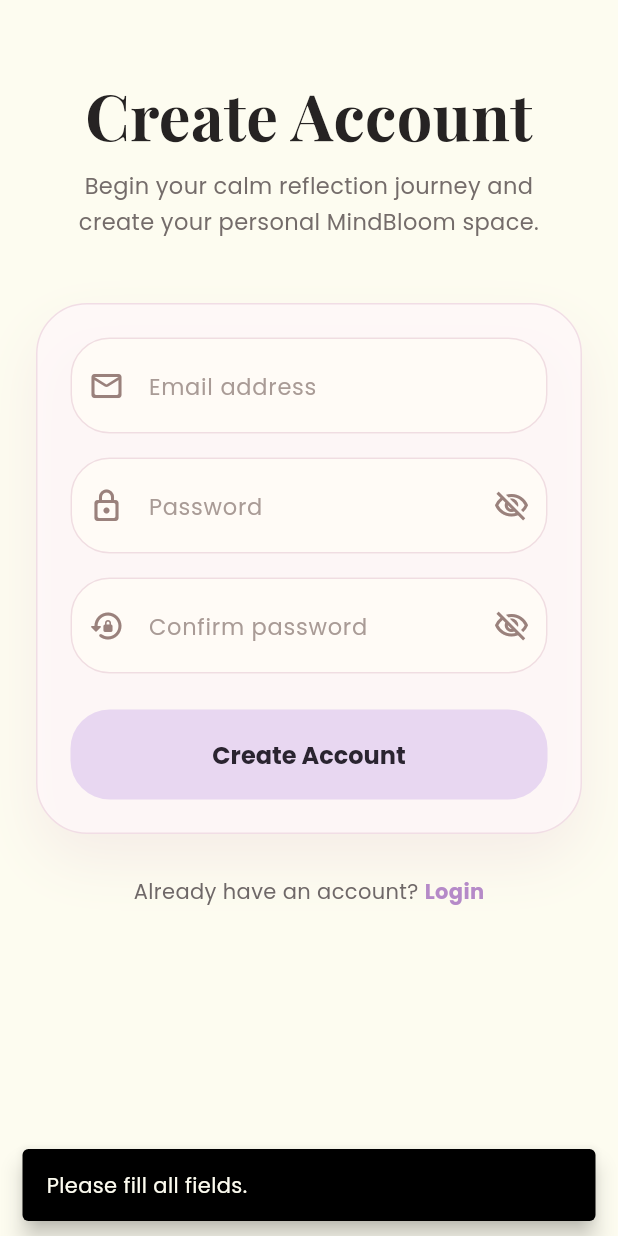
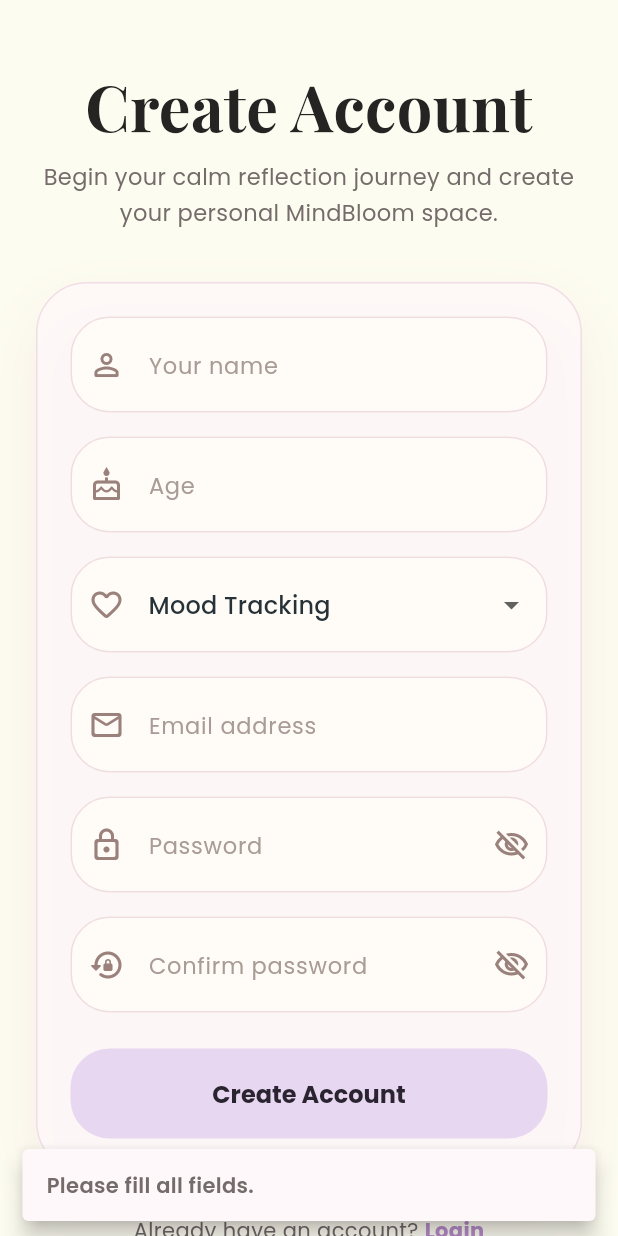
Before and after one commit to aryalsadikshya/mood_tracker, a Flutter app: the SignupScreen screen opened directly, after a tap on "Create Account", on a phone screen of 412 x 824 dp. Run offline on Flutter 3.47's test engine with Material 3 defaults, Android fonts, the light colour scheme and no system bars; our stand-ins replace cloud_firestore, firebase_auth, firebase_core, fl_chart, flutter_local_notifications, flutter_timezone and 5 more; accounts and stored records are empty.

Commit message:
Redesign signup screen with additional user profile fields

```diff
--- a/lib/features/auth/screen/signup_screen.dart
+++ b/lib/features/auth/screen/signup_screen.dart
@@ -1,8 +1,9 @@
+import 'package:cloud_firestore/cloud_firestore.dart';
+import 'package:firebase_auth/firebase_auth.dart';
 import 'package:flutter/material.dart';
 import 'package:google_fonts/google_fonts.dart';
+
 import '../../navigation/main_navigation.dart';
-import '../services/auth_service.dart';
-
 
 class SignupScreen extends StatefulWidget {
   const SignupScreen({super.key});
@@ -12,16 +13,30 @@
 }
 
 class _SignupScreenState extends State<SignupScreen> {
+  final nameController = TextEditingController();
+  final ageController = TextEditingController();
   final emailController = TextEditingController();
   final passwordController = TextEditingController();
   final confirmPasswordController = TextEditingController();
+
+  String selectedFocus = "Mood Tracking";
 
   bool obscurePassword = true;
   bool obscureConfirmPassword = true;
   bool isLoading = false;
 
+  final List<String> focusOptions = [
+    "Mood Tracking",
+    "Journaling",
+    "Stress Relief",
+    "Healthy Habits",
+    "Self Reflection",
+  ];
+
   @override
   void dispose() {
+    nameController.dispose();
+    ageController.dispose();
     emailController.dispose();
     passwordController.dispose();
     confirmPasswordController.dispose();
@@ -58,13 +73,42 @@
     );
   }
 
+  void showMessage(String message) {
+    ScaffoldMessenger.of(context).showSnackBar(
+      SnackBar(
+        behavior: SnackBarBehavior.floating,
+        backgroundColor: const Color(0xFFFFF8FA),
+        content: Text(
+          message,
+          style: GoogleFonts.poppins(
+            color: const Color(0xFF746C6A),
+            fontWeight: FontWeight.w600,
+          ),
+        ),
+      ),
+    );
+  }
+
   Future<void> signup() async {
+    final name = nameController.text.trim();
+    final ageText = ageController.text.trim();
     final email = emailController.text.trim();
     final password = passwordController.text.trim();
     final confirmPassword = confirmPasswordController.text.trim();
 
-    if (email.isEmpty || password.isEmpty || confirmPassword.isEmpty) {
+    if (name.isEmpty ||
+        ageText.isEmpty ||
+        email.isEmpty ||
+        password.isEmpty ||
+        confirmPassword.isEmpty) {
       showMessage("Please fill all fields.");
+      return;
+    }
+
+    final age = int.tryParse(ageText);
+
+    if (age == null || age < 13 || age > 100) {
+      showMessage("Please enter a valid age.");
       return;
     }
 
@@ -83,10 +127,24 @@
     });
 
     try {
-      await AuthService().signUp(
+      final credential =
+      await FirebaseAuth.instance.createUserWithEmailAndPassword(
         email: email,
         password: password,
       );
+
+      final uid = credential.user!.uid;
+
+      await FirebaseFirestore.instance.collection("users").doc(uid).set({
+        "uid": uid,
+        "name": name,
+        "age": age,
+        "email": email,
+        "wellnessFocus": selectedFocus,
+        "createdAt": Timestamp.fromDate(DateTime.now()),
+      });
+
+      await credential.user!.updateDisplayName(name);
 
       if (!mounted) return;
 
@@ -122,15 +180,6 @@
     }
   }
 
-  void showMessage(String message) {
-    ScaffoldMessenger.of(context).showSnackBar(
-      SnackBar(
-        behavior: SnackBarBehavior.floating,
-        content: Text(message),
-      ),
-    );
-  }
-
   @override
   Widget build(BuildContext context) {
     return Scaffold(
@@ -138,14 +187,9 @@
       body: SafeArea(
         child: SingleChildScrollView(
           padding: const EdgeInsets.symmetric(horizontal: 24),
-          child: ConstrainedBox(
-            constraints: BoxConstraints(
-              minHeight: MediaQuery.of(context).size.height -
-                  MediaQuery.of(context).padding.top,
-            ),
           child: Column(
             children: [
-                const SizedBox(height: 54),
+              const SizedBox(height: 48),
 
               Text(
                 "Create Account",
@@ -160,9 +204,7 @@
 
               const SizedBox(height: 14),
 
-                Padding(
-                  padding: const EdgeInsets.symmetric(horizontal: 14),
-                  child: Text(
+              Text(
                 "Begin your calm reflection journey and create your personal MindBloom space.",
                 textAlign: TextAlign.center,
                 style: GoogleFonts.poppins(
@@ -171,18 +213,15 @@
                   color: const Color(0xFF746C6A),
                 ),
               ),
-                ),
 
-                const SizedBox(height: 42),
+              const SizedBox(height: 34),
 
               Container(
                 padding: const EdgeInsets.all(22),
                 decoration: BoxDecoration(
                   color: const Color(0xFFFFF8FA).withOpacity(0.78),
                   borderRadius: BorderRadius.circular(34),
-                    border: Border.all(
-                      color: const Color(0xFFF1DDE5),
-                    ),
+                  border: Border.all(color: const Color(0xFFF1DDE5)),
                   boxShadow: [
                     BoxShadow(
                       color: const Color(0xFFDAB8C8).withOpacity(0.22),
@@ -193,6 +232,54 @@
                 ),
                 child: Column(
                   children: [
+                    TextField(
+                      controller: nameController,
+                      decoration: inputDecoration(
+                        hint: "Your name",
+                        icon: Icons.person_outline_rounded,
+                      ),
+                    ),
+
+                    const SizedBox(height: 16),
+
+                    TextField(
+                      controller: ageController,
+                      keyboardType: TextInputType.number,
+                      decoration: inputDecoration(
+                        hint: "Age",
+                        icon: Icons.cake_outlined,
+                      ),
+                    ),
+
+                    const SizedBox(height: 16),
+
+                    DropdownButtonFormField<String>(
+                      value: selectedFocus,
+                      decoration: inputDecoration(
+                        hint: "Wellness focus",
+                        icon: Icons.favorite_border_rounded,
+                      ),
+                      dropdownColor: const Color(0xFFFFFBF6),
+                      items: focusOptions.map((focus) {
+                        return DropdownMenuItem(
+                          value: focus,
+                          child: Text(
+                            focus,
+                            style: GoogleFonts.poppins(
+                              color: const Color(0xFF263238),
+                            ),
+                          ),
+                        );
+                      }).toList(),
+                      onChanged: (value) {
+                        setState(() {
+                          selectedFocus = value!;
+                        });
+                      },
+                    ),
+
+                    const SizedBox(height: 16),
+
                     TextField(
                       controller: emailController,
                       keyboardType: TextInputType.emailAddress,
@@ -321,7 +408,6 @@
           ),
         ),
       ),
-      ),
     );
   }
 }
```
Lines whose indentation alone changed are shown as unchanged.
